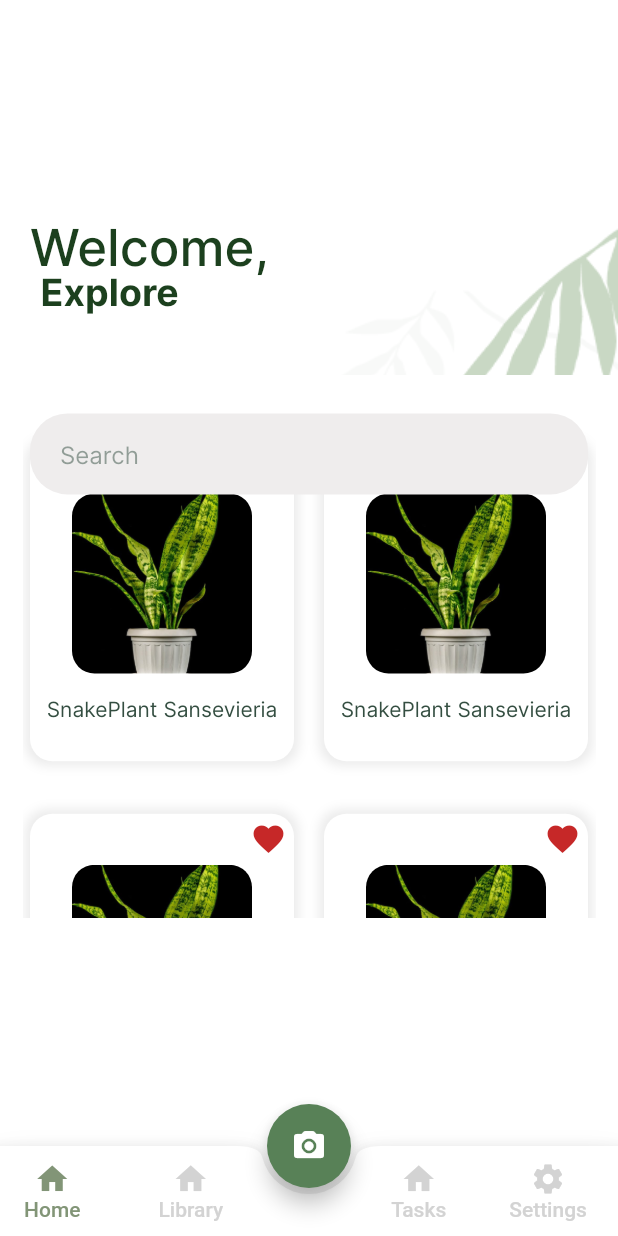
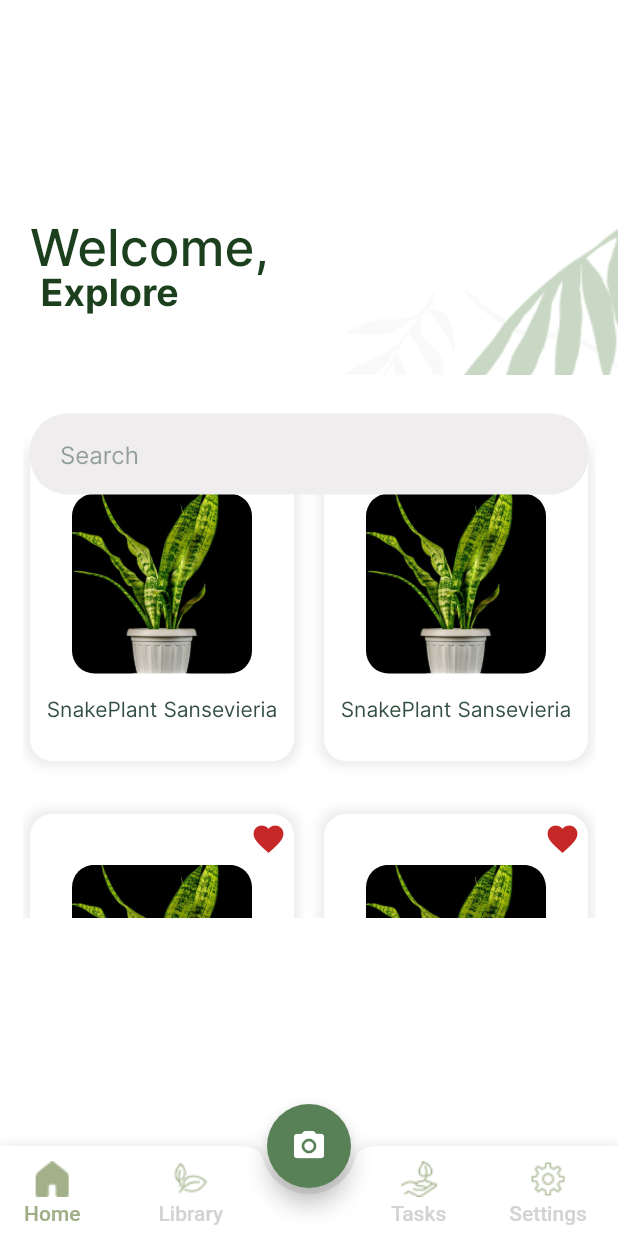
Before and after one commit to YosrGamal/MyPlant-Application, a Flutter app: the screen it shows after launch, on a phone screen of 412 x 824 dp. Run offline on Flutter 3.47's test engine with Material 2 defaults, Android fonts, the phone set to English and light mode, and no system bars.

Commit message:
changed icons

```diff
--- a/lib/widgets/components/navbar.dart
+++ b/lib/widgets/components/navbar.dart
@@ -54,14 +54,19 @@ class _NavbarState extends State<Navbar> {
                       child: Column(
                         mainAxisAlignment: MainAxisAlignment.center,
                         children: [
-                          Icon(
-                            Icons.home,
-                            color: currentTab == 0 ? icColor : bpColor,
+                          Tab(
+                            icon: currentTab == 0
+                                ? Image.asset(
+                                    "assets/images/icons/home fill.png")
+                                : Image.asset("assets/images/icons/home.png"),
+                            height: 30,
                           ),
                           Text(
                             'Home',
                             style: TextStyle(
-                                color: currentTab == 0 ? icColor : bpColor),
+                                color: currentTab == 0
+                                    ? Color(0XFFA0AE88)
+                                    : bpColor),
                           ),
                         ],
                       ),
@@ -78,14 +83,20 @@ class _NavbarState extends State<Navbar> {
                       child: Column(
                         mainAxisAlignment: MainAxisAlignment.center,
                         children: [
-                          Icon(
-                            Icons.home,
-                            color: currentTab == 1 ? icColor : bpColor,
+                          Tab(
+                            icon: currentTab == 1
+                                ? Image.asset(
+                                    "assets/images/icons/library fill.png")
+                                : Image.asset(
+                                    "assets/images/icons/library.png"),
+                            height: 30,
                           ),
                           Text(
                             'Library',
                             style: TextStyle(
-                                color: currentTab == 1 ? icColor : bpColor),
+                                color: currentTab == 1
+                                    ? Color(0XFFA0AE88)
+                                    : bpColor),
                           ),
                         ],
                       ),
@@ -102,14 +113,19 @@ class _NavbarState extends State<Navbar> {
                       child: Column(
                         mainAxisAlignment: MainAxisAlignment.center,
                         children: [
-                          Icon(
-                            Icons.home,
-                            color: currentTab == 2 ? icColor : bpColor,
+                          Tab(
+                            icon: currentTab == 2
+                                ? Image.asset(
+                                    "assets/images/icons/tasks fill.png")
+                                : Image.asset("assets/images/icons/tasks.png"),
+                            height: 30,
                           ),
                           Text(
                             'Tasks',
                             style: TextStyle(
-                                color: currentTab == 2 ? icColor : bpColor),
+                                color: currentTab == 2
+                                    ? Color(0XFFA0AE88)
+                                    : bpColor),
                           ),
                         ],
                       ),
@@ -126,14 +142,20 @@ class _NavbarState extends State<Navbar> {
                       child: Column(
                         mainAxisAlignment: MainAxisAlignment.center,
                         children: [
-                          Icon(
-                            Icons.settings,
-                            color: currentTab == 3 ? icColor : bpColor,
+                          Tab(
+                            icon: currentTab == 3
+                                ? Image.asset(
+                                    "assets/images/icons/settings fill.png")
+                                : Image.asset(
+                                    "assets/images/icons/settings.png"),
+                            height: 30,
                           ),
                           Text(
                             'Settings',
                             style: TextStyle(
-                                color: currentTab == 3 ? icColor : bpColor),
+                                color: currentTab == 3
+                                    ? Color(0XFFA0AE88)
+                                    : bpColor),
                           ),
                         ],
                       ),
```
